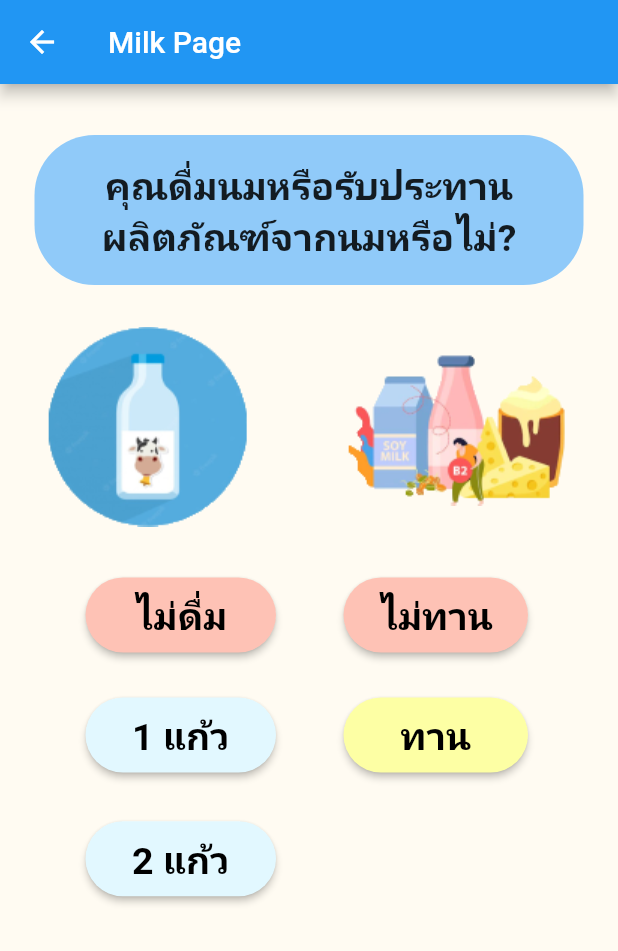
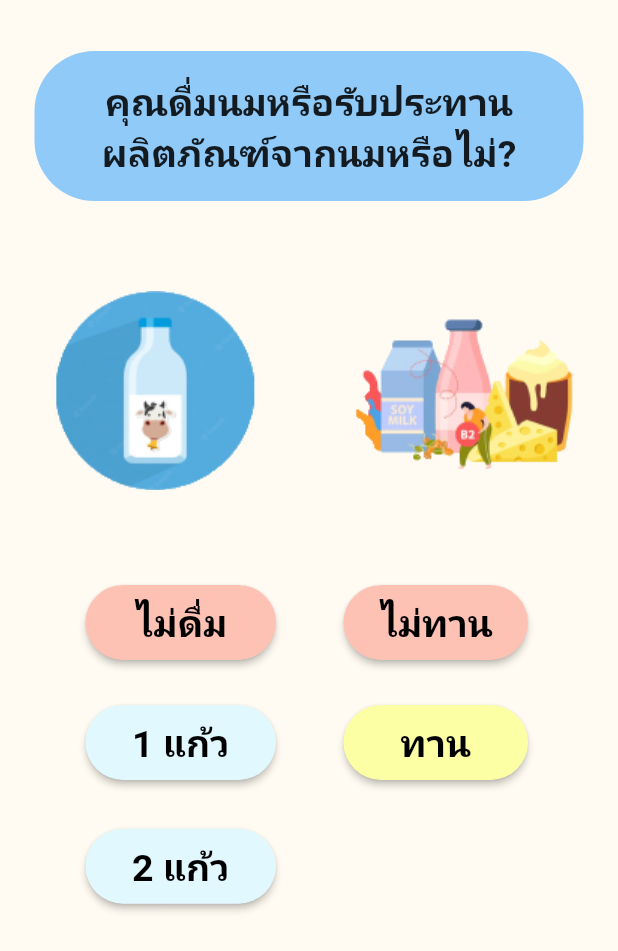
Before and after one commit to AINutritionProject/KinDeeUDee, a Flutter app: the MilkPage screen opened directly, on a phone screen of 412 x 824 dp. Shown: the top 951 px of the screen. Run offline on Flutter 3.47's test engine with Material 2 defaults, Android fonts, the phone set to English and light mode, and no system bars; our stand-ins replace camera, cloud_firestore, csv, dotted_border, firebase_auth, firebase_core and 6 more; missing offline and left inert: dart:ffi; accounts and stored records are empty.

Commit message:
remove appbar and add Function's change color image to grayscal

```diff
--- a/lib/pages/information/milk.dart
+++ b/lib/pages/information/milk.dart
@@ -23,14 +23,13 @@ class _MilkPageState extends State<MilkPage> {
   Widget build(BuildContext context) {
     return Scaffold(
         backgroundColor: const Color.fromRGBO(255, 251, 242, 1),
-        appBar: AppBar(
-          title: const Text('Milk Page'),
-        ),
-        body: SingleChildScrollView(
+        body: SafeArea(
+          child: SingleChildScrollView(
             child: Column(
               children: [
                 Padding(
-                  padding: const EdgeInsets.only(left: 23, right: 23, top: 34),
+                    padding:
+                        const EdgeInsets.only(left: 23, right: 23, top: 34),
                     child: Container(
                       alignment: Alignment.center,
                       child: Container(
@@ -54,12 +53,22 @@ class _MilkPageState extends State<MilkPage> {
                           )),
                     )),
                 Padding(
-                  padding: const EdgeInsets.only(top: 28, bottom: 34),
+                    padding: const EdgeInsets.only(top: 25, bottom: 28),
                     child: Row(
                       mainAxisAlignment: MainAxisAlignment.spaceAround,
                       children: [
-                      Image.asset("assets/images/drink_eat/drink.png"),
-                      Image.asset("assets/images/drink_eat/eat.png")
+                        Expanded(
+                          flex: 1,
+                          child: Image.asset((status_milk0)
+                              ? "assets/images/drink_eat/no_drink.png"
+                              : "assets/images/drink_eat/drink.png"),
+                        ),
+                        Expanded(
+                          flex: 1,
+                          child: Image.asset((status_eat0)
+                              ? "assets/images/drink_eat/no_eat.png"
+                              : "assets/images/drink_eat/eat.png"),
+                        )
                       ],
                     )),
                 Row(
@@ -78,7 +87,8 @@ class _MilkPageState extends State<MilkPage> {
                                               status_milk2 ||
                                               status_eat0 ||
                                               status_eat1))
-                                        ? const Color.fromRGBO(254, 194, 181, 1)
+                                          ? const Color.fromRGBO(
+                                              254, 194, 181, 1)
                                           : const Color.fromRGBO(
                                               206, 206, 206, 1),
                                   minimumSize: const Size.fromHeight(50),
@@ -113,7 +123,8 @@ class _MilkPageState extends State<MilkPage> {
                                               status_milk2 ||
                                               status_eat0 ||
                                               status_eat1))
-                                        ? const Color.fromRGBO(254, 194, 181, 1)
+                                          ? const Color.fromRGBO(
+                                              254, 194, 181, 1)
                                           : const Color.fromRGBO(
                                               206, 206, 206, 1),
                                   minimumSize: const Size.fromHeight(50),
@@ -144,8 +155,8 @@ class _MilkPageState extends State<MilkPage> {
                     Expanded(
                         flex: 1,
                         child: Padding(
-                        padding:
-                            const EdgeInsets.only(left: 57, right: 22, top: 30),
+                          padding: const EdgeInsets.only(
+                              left: 57, right: 22, top: 30),
                           child: ElevatedButton(
                               style: ElevatedButton.styleFrom(
                                   backgroundColor: status_milk1
@@ -155,7 +166,8 @@ class _MilkPageState extends State<MilkPage> {
                                               status_milk2 ||
                                               status_eat0 ||
                                               status_eat1))
-                                        ? const Color.fromRGBO(226, 248, 255, 1)
+                                          ? const Color.fromRGBO(
+                                              226, 248, 255, 1)
                                           : const Color.fromRGBO(
                                               206, 206, 206, 1),
                                   minimumSize: const Size.fromHeight(50),
@@ -182,8 +194,8 @@ class _MilkPageState extends State<MilkPage> {
                     Expanded(
                         flex: 1,
                         child: Padding(
-                        padding:
-                            const EdgeInsets.only(right: 60, left: 23, top: 30),
+                          padding: const EdgeInsets.only(
+                              right: 60, left: 23, top: 30),
                           child: ElevatedButton(
                               style: ElevatedButton.styleFrom(
                                   backgroundColor: status_eat1
@@ -193,7 +205,8 @@ class _MilkPageState extends State<MilkPage> {
                                               status_milk2 ||
                                               status_eat0 ||
                                               status_eat1))
-                                        ? const Color.fromRGBO(253, 255, 164, 1)
+                                          ? const Color.fromRGBO(
+                                              253, 255, 164, 1)
                                           : const Color.fromRGBO(
                                               206, 206, 206, 1),
                                   minimumSize: const Size.fromHeight(50),
@@ -224,8 +237,8 @@ class _MilkPageState extends State<MilkPage> {
                     Expanded(
                         flex: 1,
                         child: Padding(
-                        padding:
-                            const EdgeInsets.only(left: 57, right: 22, top: 30),
+                          padding: const EdgeInsets.only(
+                              left: 57, right: 22, top: 30),
                           child: ElevatedButton(
                               style: ElevatedButton.styleFrom(
                                   backgroundColor: status_milk2
@@ -235,7 +248,8 @@ class _MilkPageState extends State<MilkPage> {
                                               status_milk2 ||
                                               status_eat0 ||
                                               status_eat1))
-                                        ? const Color.fromRGBO(226, 248, 255, 1)
+                                          ? const Color.fromRGBO(
+                                              226, 248, 255, 1)
                                           : const Color.fromRGBO(
                                               206, 206, 206, 1),
                                   minimumSize: const Size.fromHeight(50),
@@ -306,6 +320,7 @@ class _MilkPageState extends State<MilkPage> {
                     ))
               ],
             ),
+          ),
         ));
   }
 }
```
Also changed, not shown: pubspec.lock. Lines whose indentation alone changed are shown as unchanged.
